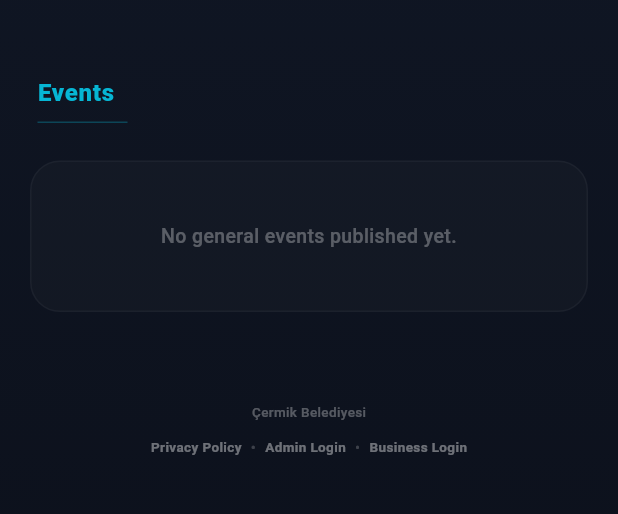
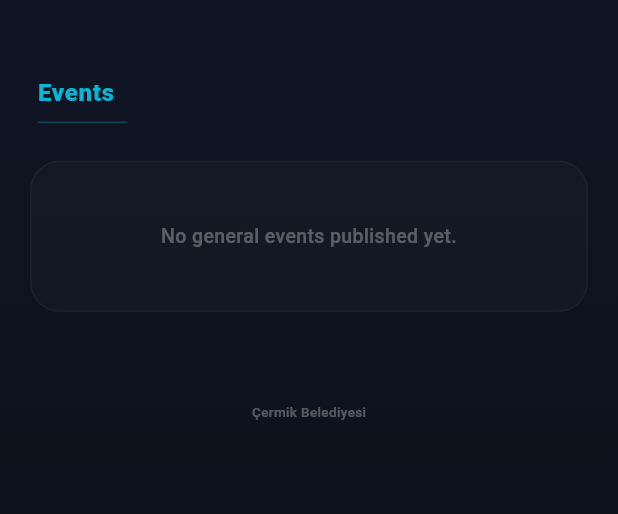
Before and after one commit to esrafrb/cermik, a Flutter app: the screen it shows after launch, on a phone screen of 412 x 824 dp, the part 378-892 px from its top. Run offline on Flutter 3.47's test engine with Material 3 defaults, Android fonts, the phone set to English and light mode, and no system bars; our stand-ins replace app_links, cached_network_image, dio, firebase_core, firebase_messaging, flutter_local_notifications and 8 more; missing offline and left inert: mobile_scanner, webview_flutter_wkwebview; accounts and stored records are empty; network calls fail.

Commit message:
style: Remove admin, privacy, and business links from home screen footer

```diff
--- a/lib/views/home/home_screen.dart
+++ b/lib/views/home/home_screen.dart
@@ -226,17 +226,6 @@ class _HomeScreenState extends State<HomeScreen> {
                           Text(
                             "Çermik Belediyesi",
                             style: TextStyle(color: Colors.white.withOpacity(0.3), fontSize: 9, fontWeight: FontWeight.w500),
-                          ),
-                          const SizedBox(height: 10),
-                          Row(
-                            mainAxisAlignment: MainAxisAlignment.center,
-                            children: [
-                              _buildFooterLink(isEn ? "Privacy Policy" : "Gizlilik Politikası", "privacy.php"),
-                              _buildFooterDot(),
-                              _buildFooterLink(isEn ? "Admin Login" : "Yönetim Girişi", "admin/"),
-                              _buildFooterDot(),
-                              _buildFooterLink(isEn ? "Business Login" : "İşletme Girişi", "business/"),
-                            ],
                           ),
                         ],
                       ),
--- a/pubspec.yaml
+++ b/pubspec.yaml
@@ -2,7 +2,7 @@ name: rotarehber_flutter
 description: "A new Flutter project."
 publish_to: 'none'
 
-version: 1.0.13+40
+version: 1.0.14+41
 
 environment:
   sdk: '>=3.3.0 <4.0.0'
```
